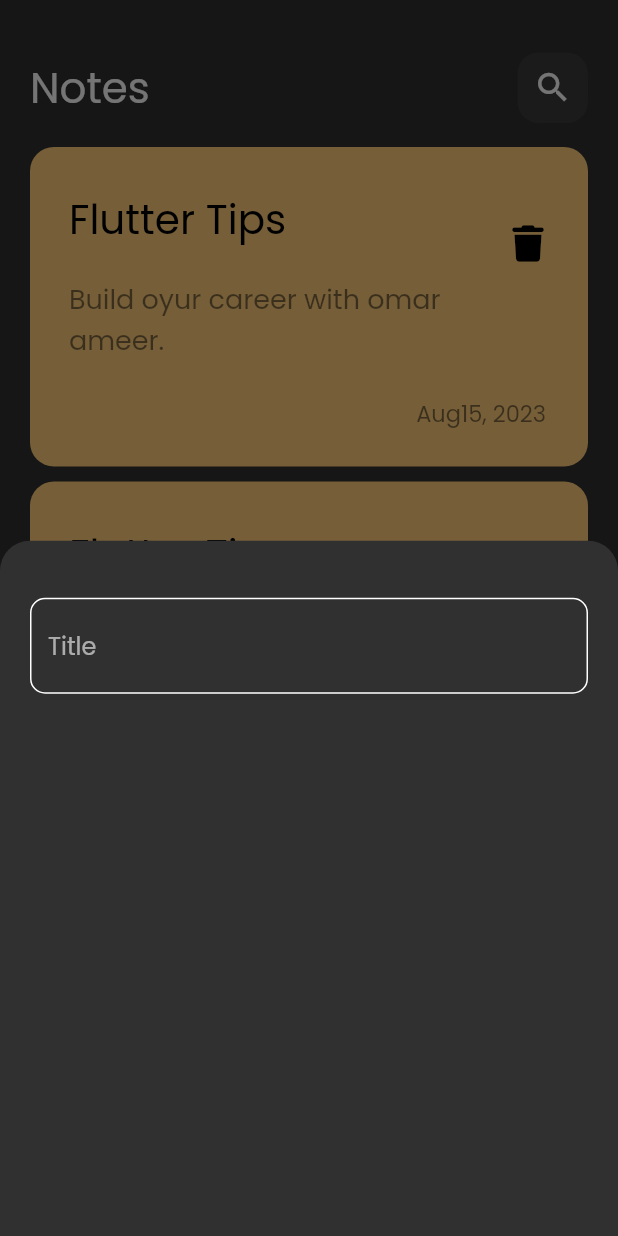
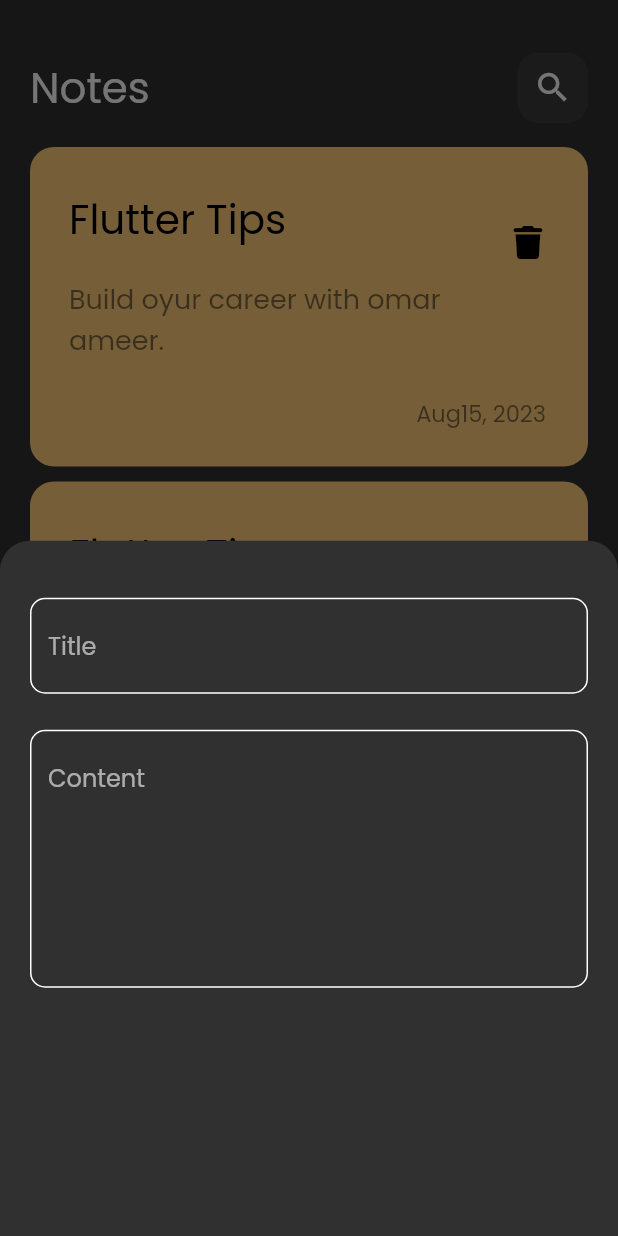
Before and after one commit to OmarAmeer96/notes_app, a Flutter app: the screen it shows after launch, after a tap on the "add" icon, on a phone screen of 412 x 824 dp. Run offline on Flutter 3.47's test engine with Material 2 defaults, Android fonts, the phone set to English and light mode, and no system bars; our stand-ins replace font_awesome_flutter.

Commit message:
Add bottom sheets fields.

```diff
--- a/lib/views/widgets/add_note_bottom_sheet.dart
+++ b/lib/views/widgets/add_note_bottom_sheet.dart
@@ -14,7 +14,16 @@ class AddNoteBottomSheet extends StatelessWidget {
       ),
       child: Column(
         children: [
-          CustomTextField(),
+          CustomTextField(
+            hintText: "Title",
+          ),
+          SizedBox(
+            height: 24,
+          ),
+          CustomTextField(
+            hintText: "Content",
+            maxLines: 6,
+          ),
         ],
       ),
     );
--- a/lib/views/widgets/custom_text_field.dart
+++ b/lib/views/widgets/custom_text_field.dart
@@ -3,14 +3,22 @@ import 'package:flutter/material.dart';
 import '../../constants.dart';
 
 class CustomTextField extends StatelessWidget {
-  const CustomTextField({super.key});
+  const CustomTextField({
+    super.key,
+    required this.hintText,
+    this.maxLines = 1, // Default 1
+  });
+
+  final String hintText;
+  final int maxLines;
 
   @override
   Widget build(BuildContext context) {
     return TextField(
+      maxLines: maxLines,
       cursorColor: kPrimaryColor,
       decoration: InputDecoration(
-        hintText: "Title",
+        hintText: hintText,
         border: buildTextFieldBorder(),
         enabledBorder: buildTextFieldBorder(),
         focusedBorder: buildTextFieldBorder(kPrimaryColor),
--- a/lib/views/widgets/note_item.dart
+++ b/lib/views/widgets/note_item.dart
@@ -41,7 +41,7 @@ class NoteItem extends StatelessWidget {
               icon: const Icon(
                 FontAwesomeIcons.trash,
                 color: Colors.black,
-                size: 24,
+                size: 22,
               ),
               onPressed: () {},
             ),
```
